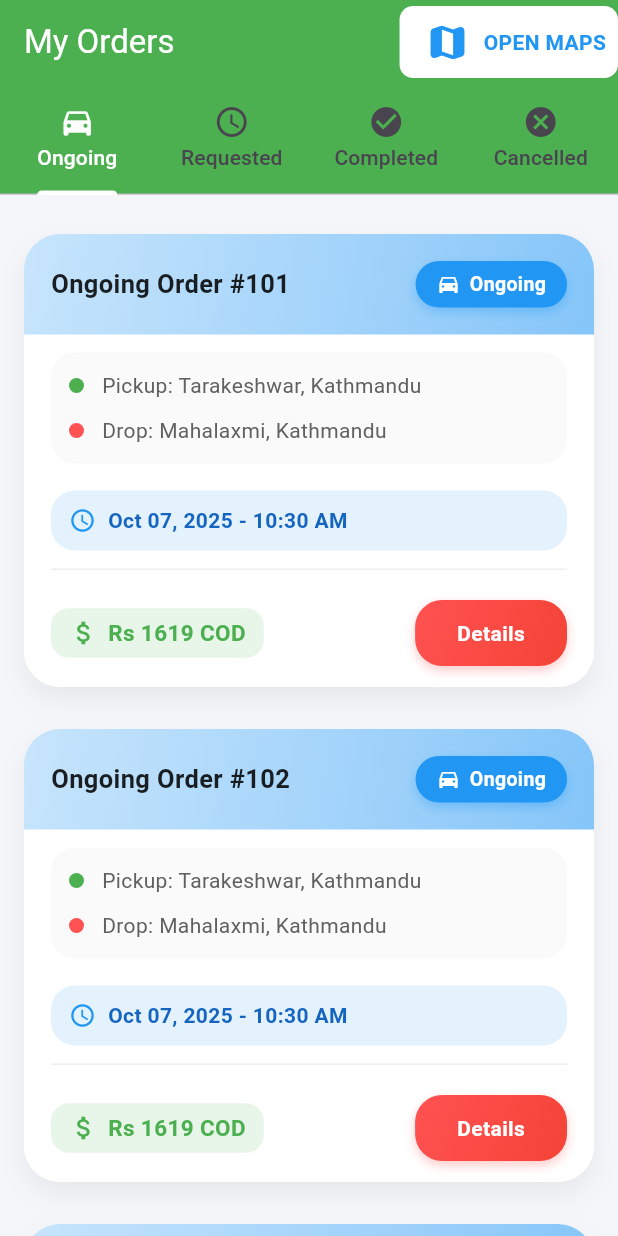
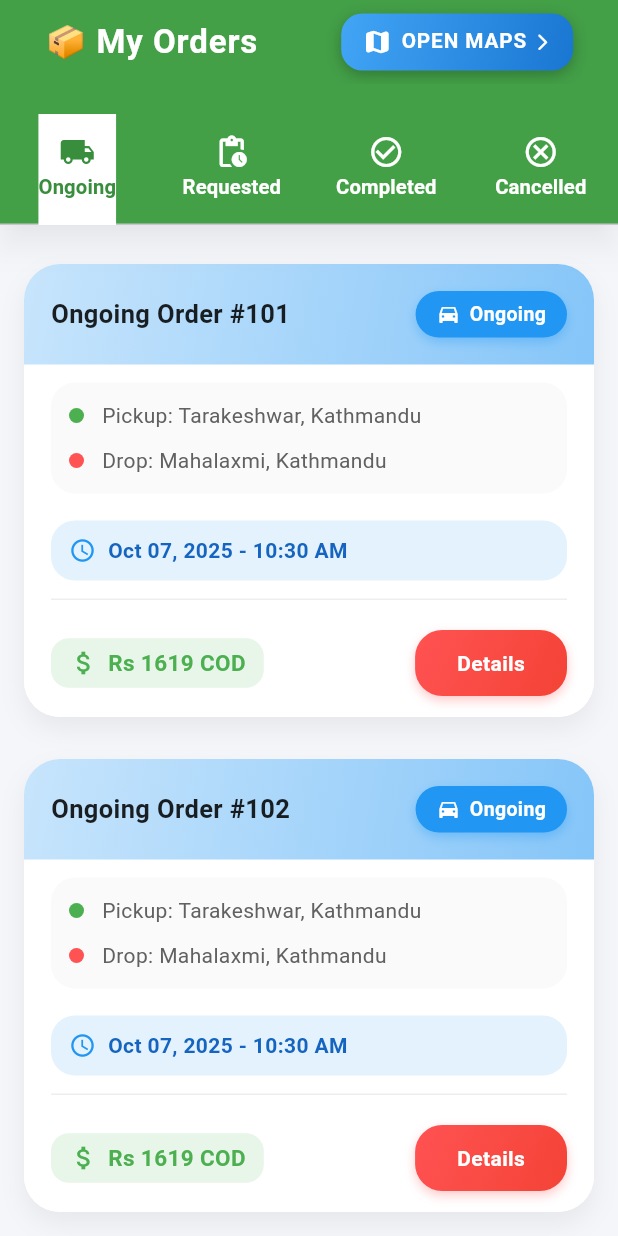
Before and after one commit to sandeshkhadka283/riderapp, a Flutter app: the OrdersScreen screen opened directly, on a phone screen of 412 x 824 dp. Run offline on Flutter 3.47's test engine with Material 3 defaults, Android fonts, the phone set to English and light mode, and no system bars; our stand-ins replace image_picker; missing offline and left inert: mobile_scanner.

Commit message:
orders page open maps ui fixes

```diff
--- a/lib/screens/orders/orders_screen.dart
+++ b/lib/screens/orders/orders_screen.dart
@@ -1,4 +1,5 @@
 import 'package:flutter/material.dart';
+import 'package:flutter/services.dart';
 import 'package:riderapp/screens/orders/order_map_page.dart';
 import 'order_detail_page.dart';
 
@@ -13,63 +14,111 @@ class OrdersScreen extends StatelessWidget {
       length: 4,
       child: Scaffold(
         backgroundColor: const Color(0xFFF5F6FA),
-        appBar: AppBar(
+        appBar: PreferredSize(
+          preferredSize: const Size.fromHeight(150),
+          child: AppBar(
             automaticallyImplyLeading: false,
-          title: const Text("My Orders", style: TextStyle(color: Colors.white)),
-          backgroundColor: Colors.green,
-          actions: [
-            InkWell(
+            elevation: 8,
+            shadowColor: Colors.black26,
+            backgroundColor: Colors.green.shade600,
+            surfaceTintColor: Colors.transparent,
+            centerTitle: true,
+            title: Row(
+              mainAxisAlignment: MainAxisAlignment.spaceAround,
+              children: [
+                const Text(
+                  "📦 My Orders",
+                  style: TextStyle(
+                    color: Colors.white,
+                    fontWeight: FontWeight.w700,
+                    fontSize: 22,
+                    letterSpacing: 0.6,
+                  ),
+                ),
+                const SizedBox(height: 10),
+                GestureDetector(
+                  onTapDown: (_) => HapticFeedback.lightImpact(),
                   onTap: () {
                     Navigator.push(
                       context,
                       MaterialPageRoute(builder: (_) => const OrdersMapPage()),
                     );
                   },
-              child: Container(
+                  child: AnimatedContainer(
+                    duration: const Duration(milliseconds: 200),
+                    curve: Curves.easeInOut,
                     decoration: BoxDecoration(
-                  color: Colors.white,
-                  borderRadius: BorderRadius.circular(9),
+                      gradient: const LinearGradient(
+                        colors: [Color(0xFF42A5F5), Color(0xFF1976D2)],
+                        begin: Alignment.topLeft,
+                        end: Alignment.bottomRight,
                       ),
-                child: Padding(
-                  padding: const EdgeInsets.symmetric(horizontal: 8.0),
+                      borderRadius: BorderRadius.circular(14),
+                      boxShadow: const [
+                        BoxShadow(
+                          color: Colors.black26,
+                          blurRadius: 8,
+                          offset: Offset(0, 3),
+                        ),
+                      ],
+                    ),
+                    padding: const EdgeInsets.symmetric(
+                      horizontal: 14,
+                      vertical: 9,
+                    ),
                     child: Row(
-                    children: [
-                      IconButton(
-                        icon: const Icon(
-                          Icons.map_rounded,
-                          color: Colors.blue,
-                          size: 30,
-                        ),
-                        tooltip: "View Orders on Map",
-                        onPressed: () {},
-                      ),
+                      mainAxisSize: MainAxisSize.min,
+                      children: const [
+                        Icon(Icons.map_rounded, color: Colors.white, size: 20),
+                        SizedBox(width: 6),
                         Text(
                           "OPEN MAPS",
                           style: TextStyle(
+                            color: Colors.white,
                             fontWeight: FontWeight.bold,
-                          color: Colors.blue,
+                            letterSpacing: 0.6,
+                            fontSize: 13.8,
                           ),
+                        ),
+                        SizedBox(width: 4),
+                        Icon(
+                          Icons.arrow_forward_ios_rounded,
+                          color: Colors.white,
+                          size: 13,
                         ),
                       ],
                     ),
                   ),
                 ),
+              ],
             ),
-          ],
-          bottom: const TabBar(
-            indicatorColor: Colors.white,
-            labelColor: Colors.white,
+            bottom: PreferredSize(
+              preferredSize: const Size.fromHeight(60),
+              child: TabBar(
+                indicator: BoxDecoration(color: Colors.white),
 
-            tabs: [
-              Tab(text: "Ongoing", icon: Icon(Icons.directions_car)),
-              Tab(text: "Requested", icon: Icon(Icons.schedule)),
-              Tab(text: "Completed", icon: Icon(Icons.check_circle)),
-              Tab(text: "Cancelled", icon: Icon(Icons.cancel)),
+                labelColor: Colors.green.shade700,
+                unselectedLabelColor: Colors.white,
+                labelStyle: const TextStyle(
+                  fontWeight: FontWeight.bold,
+                  fontSize: 13.5,
+                ),
+                tabs: const [
+                  Tab(icon: Icon(Icons.local_shipping), text: "Ongoing"),
+                  Tab(icon: Icon(Icons.pending_actions), text: "Requested"),
+                  Tab(
+                    icon: Icon(Icons.check_circle_outline),
+                    text: "Completed",
+                  ),
+                  Tab(icon: Icon(Icons.cancel_outlined), text: "Cancelled"),
                 ],
               ),
             ),
-        body: TabBarView(
-          children: const [
+          ),
+        ),
+        body: const TabBarView(
+          physics: BouncingScrollPhysics(),
+          children: [
             OrdersTab(tabName: "Ongoing"),
             OrdersTab(tabName: "Available"),
             OrdersTab(tabName: "Completed"),
```
Lines whose indentation alone changed are shown as unchanged.
